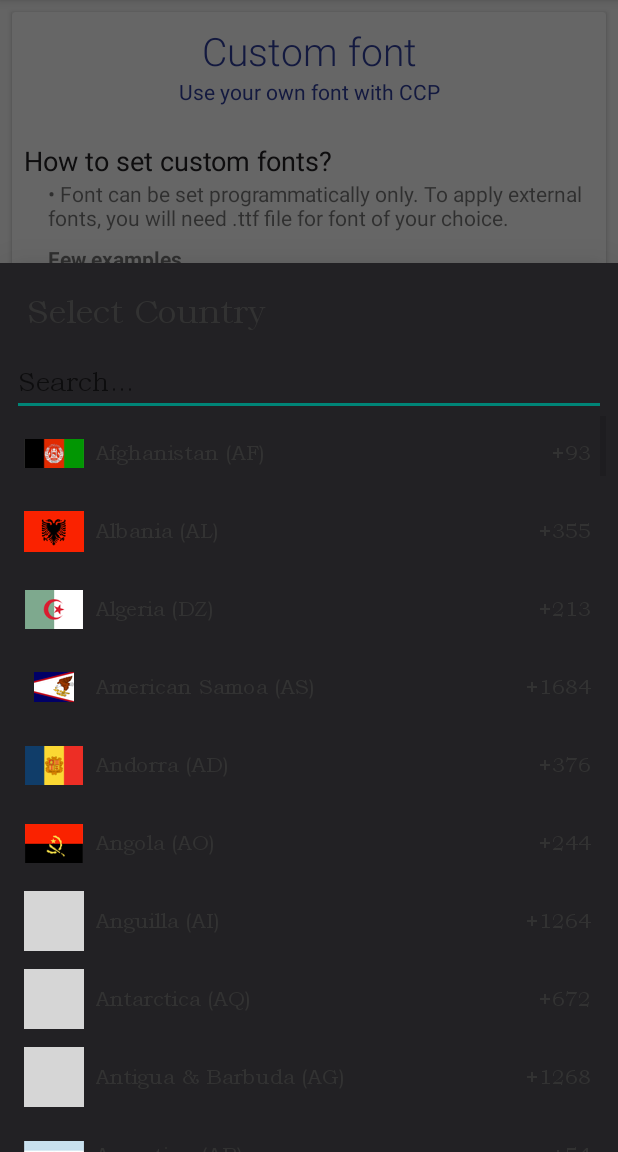
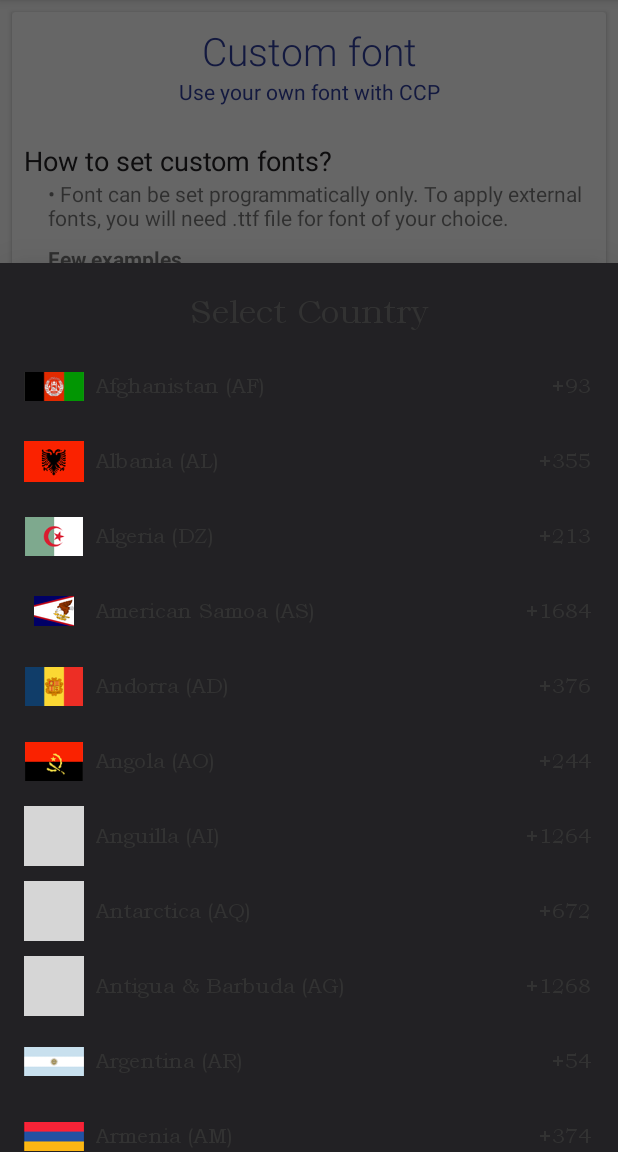
Before and after one commit to khanvessi/country_code_picker_modified_bottomsheetdialog, an Android app: the fragment CustomFontFragment shown on its own in the app's theme, after a tap on an icon or button, on a phone screen of 412 x 824 dp, the part 84-1236 px from its top. Run offline under Robolectric (Android 15) with nearby library versions, the phone set to English and light mode, and no system bars; libraries missing offline, so code that uses them is left out: io.michaelrocks.libphonenumber; 1 statement that could not run was skipped; grey boxes are pictures that could not be loaded.

Commit message:
added recyclerview in place of listview

```diff
--- a/countrycodepicker/src/main/java/com/rilixtech/widget/countrycodepicker/CountryCodeDialog.java
+++ b/countrycodepicker/src/main/java/com/rilixtech/widget/countrycodepicker/CountryCodeDialog.java
@@ -15,8 +15,10 @@ import android.widget.EditText;
 import android.widget.ListView;
 import android.widget.RelativeLayout;
 import android.widget.TextView;
+import android.widget.Toast;
 
 import androidx.core.content.ContextCompat;
+import androidx.recyclerview.widget.LinearLayoutManager;
 import androidx.recyclerview.widget.RecyclerView;
 
 import com.google.android.material.bottomsheet.BottomSheetDialog;
@@ -24,7 +26,7 @@ import com.google.android.material.bottomsheet.BottomSheetDialog;
 import java.util.ArrayList;
 import java.util.List;
 
-public class CountryCodeDialog extends BottomSheetDialog {
+public class CountryCodeDialog extends BottomSheetDialog implements CountryCodeRecyclerviewAdapter.ItemClickListener {
 
 
     private static final String TAG = "CountryCodeDialog";
@@ -41,6 +43,8 @@ public class CountryCodeDialog extends BottomSheetDialog {
     private InputMethodManager mInputMethodManager;
     private CountryCodeArrayAdapter mArrayAdapter;
     private List<Country> mTempCountries;
+    private CountryCodeRecyclerviewAdapter countryCodeRecyclerviewAdapter;
+    private RecyclerView countriesRecview;
 
 
     @Override
@@ -62,22 +66,23 @@ public class CountryCodeDialog extends BottomSheetDialog {
 
     private void setupUI() {
         mRlyDialog = findViewById(R.id.dialog_rly);
-        mLvCountryDialog = findViewById(R.id.country_dialog_lv);
+//        mLvCountryDialog = findViewById(R.id.country_dialog_lv);
         mTvTitle = findViewById(R.id.title_tv);
-        mEdtSearch = findViewById(R.id.search_edt);
+//        mEdtSearch = findViewById(R.id.search_edt);
         mTvNoResult = findViewById(R.id.no_result_tv);
+        countriesRecview = findViewById(R.id.countries_rec_view);
     }
 
     private void setupData() {
 
         if (Build.VERSION.SDK_INT >= Build.VERSION_CODES.JELLY_BEAN_MR1) {
-            mLvCountryDialog.setLayoutDirection(mCountryCodePicker.getLayoutDirection());
+            countriesRecview.setLayoutDirection(mCountryCodePicker.getLayoutDirection());
         }
 
         if (mCountryCodePicker.getTypeFace() != null) {
             Typeface typeface = mCountryCodePicker.getTypeFace();
             mTvTitle.setTypeface(typeface);
-            mEdtSearch.setTypeface(typeface);
+//            mEdtSearch.setTypeface(typeface);
             mTvNoResult.setTypeface(typeface);
         }
 
@@ -89,8 +94,8 @@ public class CountryCodeDialog extends BottomSheetDialog {
             int color = mCountryCodePicker.getDialogTextColor();
             mTvTitle.setTextColor(color);
             mTvNoResult.setTextColor(color);
-            mEdtSearch.setTextColor(color);
-            mEdtSearch.setHintTextColor(adjustAlpha(color, 0.7f));
+//            mEdtSearch.setTextColor(color);
+//            mEdtSearch.setHintTextColor(adjustAlpha(color, 0.7f));
         }
 
         mCountryCodePicker.refreshCustomMasterList();
@@ -98,11 +103,42 @@ public class CountryCodeDialog extends BottomSheetDialog {
         masterCountries = mCountryCodePicker.getCustomCountries(mCountryCodePicker);
 
         mFilteredCountries = getFilteredCountries();
-        setupListView(mLvCountryDialog);
+        setupRecView(countriesRecview);
+       // setupListView(mLvCountryDialog);
 
         Context ctx = mCountryCodePicker.getContext();
         mInputMethodManager = (InputMethodManager) ctx.getSystemService(Context.INPUT_METHOD_SERVICE);
         setSearchBar();
+    }
+
+    private void setupRecView(RecyclerView countriesRecview) {
+        countriesRecview.setLayoutManager(new LinearLayoutManager(getContext()));
+        countryCodeRecyclerviewAdapter = new CountryCodeRecyclerviewAdapter(getContext(), mFilteredCountries, mCountryCodePicker);
+        countryCodeRecyclerviewAdapter.setClickListener(this);
+        countriesRecview.setAdapter(countryCodeRecyclerviewAdapter);
+    }
+
+    @Override
+    public void onItemClick(View view, int position) {
+        if (mFilteredCountries == null) {
+            Log.e(TAG, "no filtered countries found! This should not be happened, Please report!");
+            return;
+        }
+
+        if (mFilteredCountries.size() < position || position < 0) {
+            Log.e(TAG, "Something wrong with the ListView. Please report this!");
+            return;
+        }
+
+        Country country = mFilteredCountries.get(position);
+        /* view is only a separator, so the country is null and we ignore it.
+         see {@link #getFilteredCountries(String)} */
+        if (country == null) return;
+
+        mCountryCodePicker.setSelectedCountry(country);
+        //This is to hide edittext (if opened)
+//        mInputMethodManager.hideSoftInputFromWindow(mEdtSearch.getWindowToken(), 0);
+        dismiss();
     }
 
     private void setupListView(ListView listView) {
@@ -238,4 +274,5 @@ public class CountryCodeDialog extends BottomSheetDialog {
         return mTempCountries;
     }
 
+
 }
--- /dev/null
+++ b/countrycodepicker/src/main/java/com/rilixtech/widget/countrycodepicker/CountryCodeRecyclerviewAdapter.java
@@ -0,0 +1,163 @@
+package com.rilixtech.widget.countrycodepicker;
+
+import android.content.Context;
+import android.graphics.Typeface;
+import android.util.Log;
+import android.view.LayoutInflater;
+import android.view.View;
+import android.view.ViewGroup;
+import android.widget.ImageView;
+import android.widget.LinearLayout;
+import android.widget.RelativeLayout;
+import android.widget.TextView;
+
+import androidx.annotation.NonNull;
+import androidx.recyclerview.widget.RecyclerView;
+
+import java.util.List;
+import java.util.Locale;
+
+public class CountryCodeRecyclerviewAdapter extends RecyclerView.Adapter<CountryCodeRecyclerviewAdapter.ViewHolder> {
+
+    private final CountryCodePicker mCountryCodePicker;
+    private String mDefaultLocaleLanguage;
+
+    private List<String> mData;
+    private LayoutInflater mInflater;
+    private ItemClickListener mClickListener;
+    List<Country> countries;
+
+    // data is passed into the constructor
+    CountryCodeRecyclerviewAdapter(Context ctx, List<Country> countries, CountryCodePicker picker) {
+        this.mInflater = LayoutInflater.from(ctx);
+        mCountryCodePicker = picker;
+        mDefaultLocaleLanguage = Locale.getDefault().getLanguage();
+        this.countries = countries;
+    }
+
+    // inflates the row layout from xml when needed
+    @NonNull
+    @Override
+    public ViewHolder onCreateViewHolder(@NonNull ViewGroup parent, int viewType) {
+        View view = mInflater.inflate(R.layout.country_code_picker_item_country, parent, false);
+        return new ViewHolder(view);
+    }
+
+    // binds the data to the TextView in each row
+    @Override
+    public void onBindViewHolder(ViewHolder holder, int position) {
+        Country country = countries.get(position);
+        setData(country,holder);
+
+
+    }
+
+
+    private Locale getLocale(String iso) throws NullPointerException {
+        return new Locale(mDefaultLocaleLanguage, iso);
+    }
+
+    private void setData(Country country, ViewHolder viewHolder) {
+        if (country == null) {
+            viewHolder.viewDivider.setVisibility(View.VISIBLE);
+            viewHolder.tvName.setVisibility(View.GONE);
+            viewHolder.tvCode.setVisibility(View.GONE);
+            viewHolder.llyFlagHolder.setVisibility(View.GONE);
+            return;
+        }
+
+        viewHolder.viewDivider.setVisibility(View.GONE);
+        viewHolder.tvName.setVisibility(View.VISIBLE);
+        viewHolder.tvCode.setVisibility(View.VISIBLE);
+        viewHolder.llyFlagHolder.setVisibility(View.VISIBLE);
+        Context ctx = viewHolder.tvName.getContext();
+        String name = country.getName();
+        String iso = country.getIso().toUpperCase();
+        String countryName;
+        String countryNameAndCode;
+        try {
+            countryName = getLocale(iso).getDisplayCountry();
+        } catch (NullPointerException exception) {
+            countryName = name;
+        }
+        if (mCountryCodePicker.isHideNameCode()) {
+            countryNameAndCode = countryName;
+        } else {
+            countryNameAndCode = ctx.getString(R.string.country_name_and_code, countryName, iso);
+        }
+        viewHolder.tvName.setText(countryNameAndCode);
+
+        if (mCountryCodePicker.isHidePhoneCode()) {
+            viewHolder.tvCode.setVisibility(View.GONE);
+        } else {
+            viewHolder.tvCode.setText(ctx.getString(R.string.phone_code, country.getPhoneCode()));
+        }
+
+        Typeface typeface = mCountryCodePicker.getTypeFace();
+        if (typeface != null) {
+            viewHolder.tvCode.setTypeface(typeface);
+            viewHolder.tvName.setTypeface(typeface);
+        }
+        viewHolder.imvFlag.setImageResource(CountryUtils.getFlagDrawableResId(country));
+        int color = mCountryCodePicker.getDialogTextColor();
+        if (color != mCountryCodePicker.getDefaultContentColor()) {
+            viewHolder.tvCode.setTextColor(color);
+            viewHolder.tvName.setTextColor(color);
+        }
+    }
+
+
+    // total number of rows
+    @Override
+    public int getItemCount() {
+        return countries.size();
+    }
+
+
+    // stores and recycles views as they are scrolled off screen
+    public class ViewHolder extends RecyclerView.ViewHolder implements View.OnClickListener {
+        RelativeLayout rlyMain;
+        TextView tvName, tvCode;
+        ImageView imvFlag;
+        LinearLayout llyFlagHolder;
+        View viewDivider;
+
+
+        ViewHolder(View itemView) {
+            super(itemView);
+            rlyMain = itemView.findViewById(R.id.item_country_rly);
+            tvName = itemView.findViewById(R.id.country_name_tv);
+            tvCode = itemView.findViewById(R.id.code_tv);
+            imvFlag = itemView.findViewById(R.id.flag_imv);
+            llyFlagHolder = itemView.findViewById(R.id.flag_holder_lly);
+            viewDivider = itemView.findViewById(R.id.preference_divider_view);
+            itemView.setOnClickListener(this);
+//            itemView.setTag(viewDivider);
+//        } else {
+//            viewHolder = (ViewHolder) itemView.getTag();
+//        }
+//        setData(country, viewHolder);
+
+    }
+
+        @Override
+        public void onClick(View view) {
+            if (mClickListener != null) mClickListener.onItemClick(view, getAdapterPosition());
+        }
+    }
+
+    // convenience method for getting data at click position
+    Country getItem(int id) {
+        return countries.get(id);
+    }
+
+    // allows clicks events to be caught
+    void setClickListener(ItemClickListener itemClickListener) {
+        this.mClickListener = itemClickListener;
+    }
+
+    // parent activity will implement this method to respond to click events
+    public interface ItemClickListener {
+        void onItemClick(View view, int position);
+    }
+}
--- a/countrycodepicker/src/main/res/layout/country_code_picker_layout_picker_dialog.xml
+++ b/countrycodepicker/src/main/res/layout/country_code_picker_layout_picker_dialog.xml
@@ -13,23 +13,26 @@
       android:id="@+id/title_tv"
       android:layout_width="match_parent"
       android:layout_height="wrap_content"
-      android:layout_margin="10dp"
+      android:layout_marginStart="10dp"
+      android:layout_marginTop="10dp"
+      android:layout_marginEnd="10dp"
+      android:layout_marginBottom="10dp"
       android:text="@string/select_country"
+      android:gravity="center"
       android:textAppearance="?android:attr/textAppearanceLarge"
-      android:textColor="@android:color/secondary_text_light"
-      />
+      android:textColor="@android:color/secondary_text_light" />
 
-  <EditText
-      android:id="@+id/search_edt"
-      android:layout_width="match_parent"
-      android:layout_height="wrap_content"
-      android:layout_below="@+id/title_tv"
-      android:hint="@string/search_hint"
-      android:imeOptions="flagNoExtractUi"
-      android:maxLines="1"
-      android:singleLine="true"
-      android:textColor="@android:color/primary_text_light_nodisable"
-      />
+<!--  <EditText-->
+<!--      android:id="@+id/search_edt"-->
+<!--      android:layout_width="match_parent"-->
+<!--      android:layout_height="wrap_content"-->
+<!--      android:layout_below="@+id/title_tv"-->
+<!--      android:hint="@string/search_hint"-->
+<!--      android:imeOptions="flagNoExtractUi"-->
+<!--      android:maxLines="1"-->
+<!--      android:singleLine="true"-->
+<!--      android:textColor="@android:color/primary_text_light_nodisable"-->
+<!--      />-->
 
   <!--<android.support.v7.widget.RecyclerView-->
       <!--android:id="@+id/country_dialog_rv"-->
@@ -39,18 +42,26 @@
       <!--android:dividerHeight="2dp"-->
       <!--/>-->
 
-  <ListView
-      android:id="@+id/country_dialog_lv"
+<!--  <ListView-->
+<!--      android:id="@+id/country_dialog_lv"-->
+<!--      android:layout_width="match_parent"-->
+<!--      android:layout_height="match_parent"-->
+<!--      android:layout_below="@+id/search_edt"-->
+<!--      android:dividerHeight="2dp" />-->
+
+  <androidx.recyclerview.widget.RecyclerView
+      android:id="@+id/countries_rec_view"
       android:layout_width="match_parent"
       android:layout_height="match_parent"
-      android:layout_below="@+id/search_edt"
-      android:dividerHeight="2dp" />
+      android:layout_below="@+id/title_tv"
+      android:dividerHeight="2dp"
+      />
 
   <TextView
       android:id="@+id/no_result_tv"
       android:layout_width="wrap_content"
       android:layout_height="wrap_content"
-      android:layout_below="@+id/search_edt"
+      android:layout_below="@+id/title_tv"
       android:layout_centerHorizontal="true"
       android:layout_marginTop="50dp"
       android:text="@string/no_result_found"
```
Also changed, not shown: countrycodepicker/build.gradle (+5 -5 lines), sample/build.gradle (+4 -4 lines), sampletv/build.gradle (+4 -4 lines).
